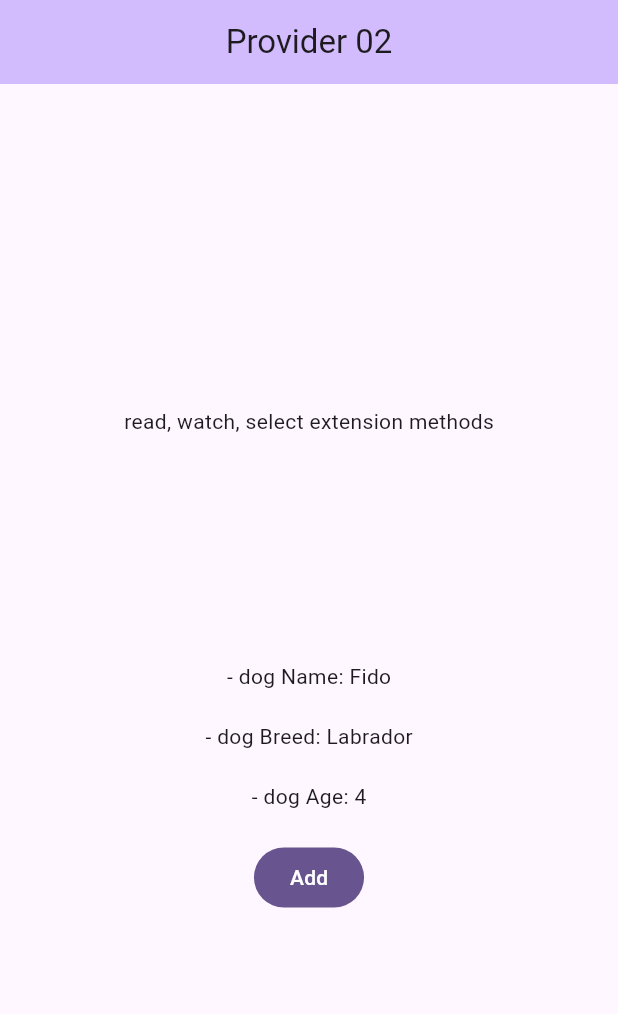
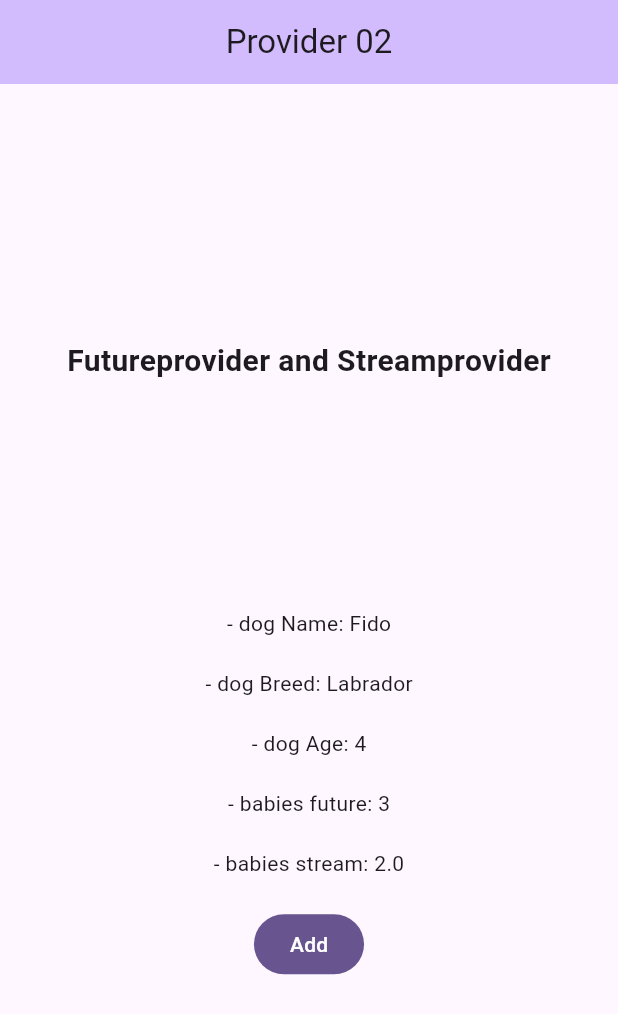
Before and after one commit to ianshaloom/state-management-with-provider, a Flutter app: the screen it shows after launch, after a tap on "Add", on a phone screen of 412 x 824 dp. Shown: the top 1014 px of the screen. Run offline on Flutter 3.47's test engine with Material 3 defaults, Android fonts, the light colour scheme and no system bars.

Commit message:
streamprovider and futureprovider

```diff
--- a/lib/main.dart
+++ b/lib/main.dart
@@ -1,4 +1,5 @@
 import 'package:flutter/material.dart';
+
 import 'package:provider/provider.dart';
 
 import 'model.dart';
@@ -13,12 +14,30 @@ class MyApp extends StatelessWidget {
   // This widget is the root of your application.
   @override
   Widget build(BuildContext context) {
-    return ChangeNotifierProvider<Dog>(
-      create: (_) => Dog(
-        name: 'Fido',
-        age: 3,
-        breed: 'Labrador',
-      ),
+    return MultiProvider(
+      providers: [
+        ChangeNotifierProvider(
+          create: (context) => Dog(
+            name: 'Fido',
+            age: 3,
+            breed: 'Labrador',
+          ),
+        ),
+        FutureProvider<int>(
+          initialData: 1,
+          create: (context) {
+            final int age = context.read<Dog>().age;
+
+            return Babies(age: 3).getBabies(age);
+          },
+        ),
+        StreamProvider<double>(
+          initialData: 1,
+          create: (context) {
+            return Babies(age: 3).getBabiesStream();
+          },
+        ),
+      ],
       child: MaterialApp(
         title: 'Flutter Demo',
         theme: ThemeData(
@@ -51,8 +70,12 @@ class MyHomePage extends StatelessWidget {
             Padding(
               padding: const EdgeInsets.symmetric(horizontal: 30.0),
               child: const Text(
-                'read, watch, select extension methods',
+                'Futureprovider and Streamprovider',
                 textAlign: TextAlign.justify,
+                style: TextStyle(
+                  fontSize: 20.0,
+                  fontWeight: FontWeight.bold,
+                ),
               ),
             ),
             const SizedBox(height: 150.0),
@@ -63,7 +86,7 @@ class MyHomePage extends StatelessWidget {
              * So we can use listen: false to prevent the widget from rebuilding when the Dog object changes
              */
             Text(
-              '- dog Name: ${context.watch<Dog>().name}',
+              '- dog Name: ${context.read<Dog>().name}',
             ),
             const SizedBox(height: 20.0),
             BreedAndAge(),
@@ -110,7 +133,29 @@ class Age extends StatelessWidget {
            * By using select with generic type dog and int,
            * the widget will rebuild only when the Dog object int property changes
            */
-          '- dog Age: ${context.select<Dog,int>((Dog dog) => dog.age)}',
+          '- dog Age: ${context.select<Dog, int>((Dog dog) => dog.age)}',
+        ),
+        const SizedBox(height: 20.0),
+        Text(
+          //NOTE
+          /**
+           * The Dog object is accessed from the widget tree below the Provider widget
+           * But since the Dog age property is not final, it can be changed
+           * By using select with generic type dog and int,
+           * the widget will rebuild only when the Dog object int property changes
+           */
+          '- babies future: ${context.watch<int>()}',
+        ),
+        const SizedBox(height: 20.0),
+        Text(
+          //NOTE
+          /**
+           * The Dog object is accessed from the widget tree below the Provider widget
+           * But since the Dog age property is not final, it can be changed
+           * By using select with generic type dog and int,
+           * the widget will rebuild only when the Dog object int property changes
+           */
+          '- babies stream: ${context.watch<double>()}',
         ),
         const SizedBox(height: 20.0),
         FilledButton(
--- a/lib/model.dart
+++ b/lib/model.dart
@@ -11,3 +11,22 @@ class Dog with ChangeNotifier {
     notifyListeners();
   }
 }
+
+class Babies {
+  int age;
+
+  Babies({required this.age});
+
+  Future<int> getBabies(int age) async {
+    await Future.delayed(Duration(seconds: 2));
+    return age;
+  }
+
+  Stream<double> getBabiesStream() async* {
+    // count down from 10 to 0
+    for (int i = 10; i >= 0; i--) {
+      await Future.delayed(Duration(seconds: 1));
+      yield i.toDouble();
+    }
+  }
+}
```
